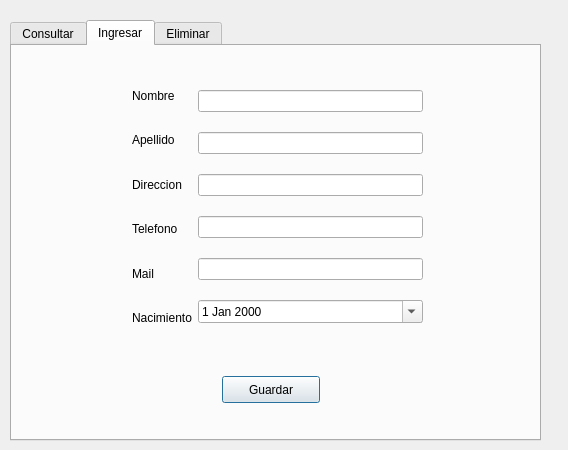
Before: the Qt Designer form cliente.ui in mansrz/JJ_inventario, drawn with Qt 5.
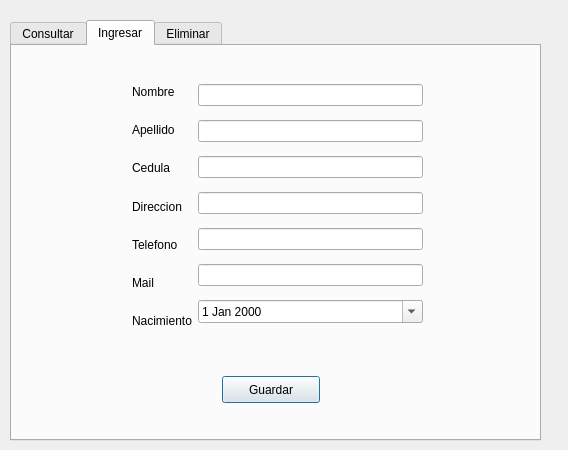
After: the same form once the commit is applied.

```diff
--- a/cliente.ui
+++ b/cliente.ui
@@ -69,7 +69,7 @@
        <string>Guardar</string>
       </property>
      </widget>
-     <widget class="QWidget" name="">
+     <widget class="QWidget" name="layoutWidget">
       <property name="geometry">
        <rect>
         <x>120</x>
@@ -95,6 +95,13 @@
            </property>
           </widget>
          </item>
+         <item>
+          <widget class="QLabel" name="label_7">
+           <property name="text">
+            <string>Cedula</string>
+           </property>
+          </widget>
+         </item>
          <item>
           <widget class="QLabel" name="label_3">
            <property name="text">
@@ -133,6 +140,9 @@
          <item>
           <widget class="QLineEdit" name="txt_apellido"/>
          </item>
+         <item>
+          <widget class="QLineEdit" name="txt_cedula"/>
+         </item>
          <item>
           <widget class="QLineEdit" name="txt_direccion"/>
          </item>
```
